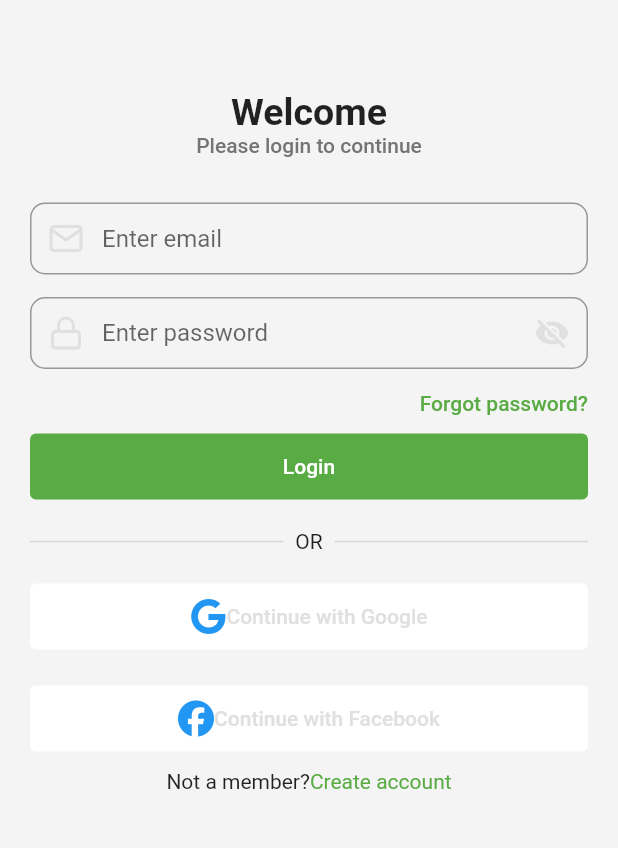
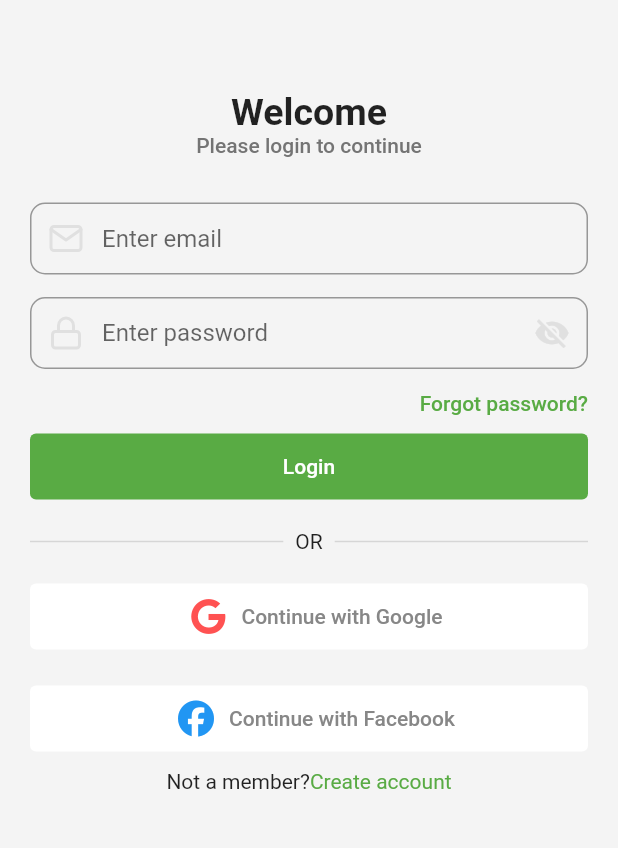
Before and after one commit to Aburafik/sapta-app, a Flutter app: the SignInVC screen opened by its route, on a phone screen of 412 x 824 dp, the part 225-1073 px from its top. Run offline on Flutter 3.47's test engine with Material 2 defaults, Android fonts, the phone set to English and light mode, and no system bars; our stand-ins replace feather_icons, flutter_onboarding_slider, font_awesome_flutter.

Commit message:
Sign Up Screen Completed

```diff
--- a/lib/Components/sign_in_options.dart
+++ b/lib/Components/auth_options.dart
@@ -1,13 +1,24 @@
-import 'package:feather_icons/feather_icons.dart';
 import 'package:flutter/material.dart';
 import 'package:font_awesome_flutter/font_awesome_flutter.dart';
 import 'package:sabta_app/Components/Utils/color_themes.dart';
 import 'package:sabta_app/Components/custom_button.dart';
 
-class SignInOptionsComponents extends StatelessWidget {
-  const SignInOptionsComponents({
+class AuthenticationsOptionsComponents extends StatelessWidget {
+  AuthenticationsOptionsComponents({
     Key? key,
+    this.faceBookAuthButtonText,
+    this.googleAuthButtonText,
+    this.wrapperLeftText,
+    this.wrapperRightText,
+    this.rightWrapperTextOnTap,
   }) : super(key: key);
+
+  String? googleAuthButtonText;
+  String? faceBookAuthButtonText;
+
+  String? wrapperLeftText;
+  String? wrapperRightText;
+  Function()? rightWrapperTextOnTap;
 
   @override
   Widget build(BuildContext context) {
@@ -15,6 +26,7 @@ class SignInOptionsComponents extends StatelessWidget {
       children: [
         CustomButtonComponent(
           hasIcon: true,
+          iconColor: Colors.redAccent,
           icon: FontAwesomeIcons.google,
           buttonText: "Continue with Google",
         ),
@@ -27,14 +39,19 @@ class SignInOptionsComponents extends StatelessWidget {
           alignment: WrapAlignment.center,
           children: [
             Text(
-              "Not a member?",
+              wrapperLeftText!,
               style: Theme.of(context).textTheme.bodyText2,
             ),
-            Text("Create account",
+            InkWell(
+              onTap: rightWrapperTextOnTap,
+              child: Text(
+                wrapperRightText!,
                 style: Theme.of(context)
                     .textTheme
                     .bodyText2!
-                    .copyWith(color: PRIMARY_COLOR))
+                    .copyWith(color: PRIMARY_COLOR),
+              ),
+            )
           ],
         ),
       ],
--- a/lib/Components/custom_button.dart
+++ b/lib/Components/custom_button.dart
@@ -2,12 +2,17 @@ import 'package:flutter/material.dart';
 import 'package:sabta_app/Components/Utils/color_themes.dart';
 
 class CustomButtonComponent extends StatelessWidget {
-  CustomButtonComponent(
-      {Key? key, this.hasIcon = false, this.icon, this.buttonText})
-      : super(key: key);
+  CustomButtonComponent({
+    Key? key,
+    this.hasIcon = false,
+    this.icon,
+    this.buttonText,
+    this.iconColor,
+  }) : super(key: key);
   bool hasIcon = false;
   IconData? icon;
   String? buttonText;
+  Color? iconColor;
 
   @override
   Widget build(BuildContext context) {
@@ -20,7 +25,16 @@ class CustomButtonComponent extends StatelessWidget {
         child: Row(
           mainAxisAlignment: MainAxisAlignment.center,
           children: [
-            hasIcon ? Icon(icon) : Wrap(),
+            hasIcon
+                ? Padding(
+                    padding: const EdgeInsets.symmetric(horizontal: 10),
+                    child: Icon(
+                      icon,
+                      // ignore: unnecessary_null_in_if_null_operators
+                      color: iconColor??null,
+                    ),
+                  )
+                : Wrap(),
             Padding(
               padding: const EdgeInsets.symmetric(vertical: 6),
               child: Text(
@@ -28,7 +42,7 @@ class CustomButtonComponent extends StatelessWidget {
                 style: Theme.of(context)
                     .textTheme
                     .bodyText1!
-                    .copyWith(color: hasIcon ? GREY_COLOR_20 : WHITE_COLOR),
+                    .copyWith(color: hasIcon ? GREY_COLOR_50 : WHITE_COLOR),
               ),
             ),
           ],
--- a/lib/Components/text_form_field.dart
+++ b/lib/Components/text_form_field.dart
@@ -24,7 +24,7 @@ class CustomTextFormField extends StatelessWidget {
   Widget build(BuildContext context) {
     return TextFormField(
       obscureText: obscureText,
-      cursorColor: GREY_COLOR_20,
+      cursorColor: GREY_COLOR_50,
       decoration: InputDecoration(
         hintText: hintText,
         prefixIcon: hasPreffix
@@ -45,11 +45,11 @@ class CustomTextFormField extends StatelessWidget {
             : null,
         contentPadding: const EdgeInsets.symmetric(vertical: 5, horizontal: 3),
         border: OutlineInputBorder(
-          borderSide: const BorderSide(color: GREY_COLOR_50),
+          borderSide: const BorderSide(color: GREY_COLOR_20),
           borderRadius: BorderRadius.circular(10),
         ),
         focusedBorder: OutlineInputBorder(
-          borderSide: const BorderSide(color: GREY_COLOR_50),
+          borderSide: const BorderSide(color: GREY_COLOR_75),
           borderRadius: BorderRadius.circular(10),
         ),
       ),
--- a/lib/Views/Auths/sign_in_view.dart
+++ b/lib/Views/Auths/sign_in_view.dart
@@ -1,7 +1,7 @@
 import 'package:flutter/material.dart';
 import 'package:sabta_app/Components/screen_description_text.dart';
 import 'package:sabta_app/Components/sign_in_component.dart';
-import 'package:sabta_app/Components/sign_in_options.dart';
+import 'package:sabta_app/Components/auth_options.dart';
 
 class SignInVC extends StatelessWidget {
   const SignInVC({Key? key}) : super(key: key);
@@ -26,7 +26,11 @@ class SignInVC extends StatelessWidget {
               subtitle: "Please login to continue",
             ),
             const SignInFormComponent(),
-            const SignInOptionsComponents(),
+            AuthenticationsOptionsComponents(
+              wrapperLeftText: "Not a member?",
+              wrapperRightText: "Create account",
+              rightWrapperTextOnTap: ()=>Navigator.pushNamedAndRemoveUntil(context, "/sign-up-view", (route) => false),
+            ),
           ],
         ),
       ),
--- a/lib/app.dart
+++ b/lib/app.dart
@@ -1,5 +1,6 @@
 import 'package:flutter/material.dart';
 import 'package:sabta_app/Views/Auths/sign_in_view.dart';
+import 'package:sabta_app/Views/Auths/sign_up_view.dart';
 import 'package:sabta_app/Views/Onboarding/onboarding_view.dart';
 import 'package:sabta_app/Views/Onboarding/splash_screen.dart';
 
@@ -17,6 +18,7 @@ class MyApp extends StatelessWidget {
         "/": (context) => const SplashScreen(),
         "/onboarding-view": (context) => const OnboardingView(),
         "/sign-in-view": (context) => const SignInVC(),
+        "/sign-up-view": (context) => const SignUpVC(),
       },
     );
   }
```
Also changed, not shown: lib/Components/sign_up_component.dart (added, +81 -0 lines), lib/Views/Auths/sign_up_view.dart (added, +35 -0 lines).
